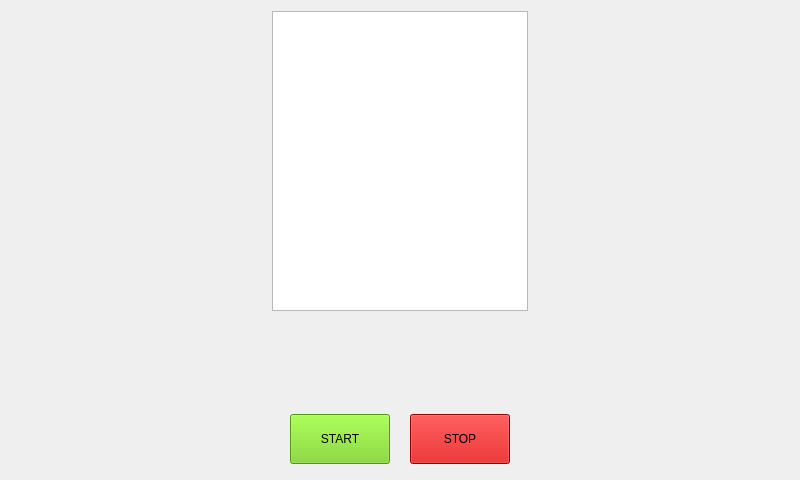
This is couponreader-rpi-projectfiles/sensorreadingswidget.ui in edvinwahlberg/couponreader-rpi as Qt 5 draws it before an edit. The edited form follows.
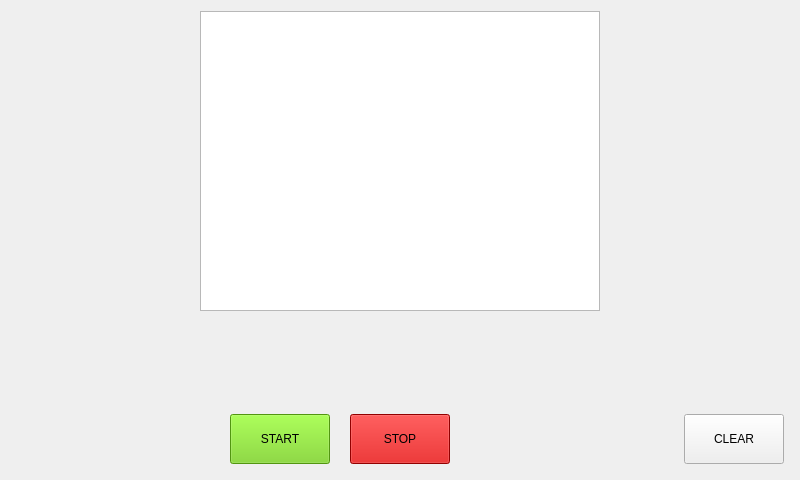
This is the edited form.

What changed in the file:
```diff
--- a/couponreader-rpi-projectfiles/sensorreadingswidget.ui
+++ b/couponreader-rpi-projectfiles/sensorreadingswidget.ui
@@ -40,7 +40,7 @@
        </property>
        <property name="minimumSize">
         <size>
-         <width>0</width>
+         <width>400</width>
          <height>300</height>
         </size>
        </property>
@@ -51,17 +51,38 @@
         </size>
        </property>
        <property name="verticalScrollBarPolicy">
-        <enum>Qt::ScrollBarAsNeeded</enum>
+        <enum>Qt::ScrollBarAlwaysOff</enum>
        </property>
        <property name="horizontalScrollBarPolicy">
-        <enum>Qt::ScrollBarAsNeeded</enum>
+        <enum>Qt::ScrollBarAlwaysOff</enum>
        </property>
        <property name="sizeAdjustPolicy">
-        <enum>QAbstractScrollArea::AdjustIgnored</enum>
+        <enum>QAbstractScrollArea::AdjustToContentsOnFirstShow</enum>
        </property>
        <property name="editTriggers">
         <set>QAbstractItemView::NoEditTriggers</set>
        </property>
+       <property name="showDropIndicator" stdset="0">
+        <bool>false</bool>
+       </property>
+       <property name="dragDropOverwriteMode">
+        <bool>false</bool>
+       </property>
+       <property name="alternatingRowColors">
+        <bool>true</bool>
+       </property>
+       <property name="selectionMode">
+        <enum>QAbstractItemView::NoSelection</enum>
+       </property>
+       <property name="textElideMode">
+        <enum>Qt::ElideRight</enum>
+       </property>
+       <property name="verticalScrollMode">
+        <enum>QAbstractItemView::ScrollPerPixel</enum>
+       </property>
+       <property name="horizontalScrollMode">
+        <enum>QAbstractItemView::ScrollPerPixel</enum>
+       </property>
        <attribute name="horizontalHeaderMinimumSectionSize">
         <number>100</number>
        </attribute>
@@ -87,7 +108,7 @@
       </spacer>
      </item>
      <item>
-      <layout class="QHBoxLayout" name="horizontalLayout" stretch="0,0,0,0">
+      <layout class="QHBoxLayout" name="horizontalLayout" stretch="0,0,0,0,0">
        <property name="spacing">
         <number>20</number>
        </property>
@@ -179,6 +200,19 @@
          </property>
         </spacer>
        </item>
+       <item>
+        <widget class="QPushButton" name="clear_btn">
+         <property name="minimumSize">
+          <size>
+           <width>100</width>
+           <height>50</height>
+          </size>
+         </property>
+         <property name="text">
+          <string>CLEAR</string>
+         </property>
+        </widget>
+       </item>
       </layout>
      </item>
     </layout>
```
